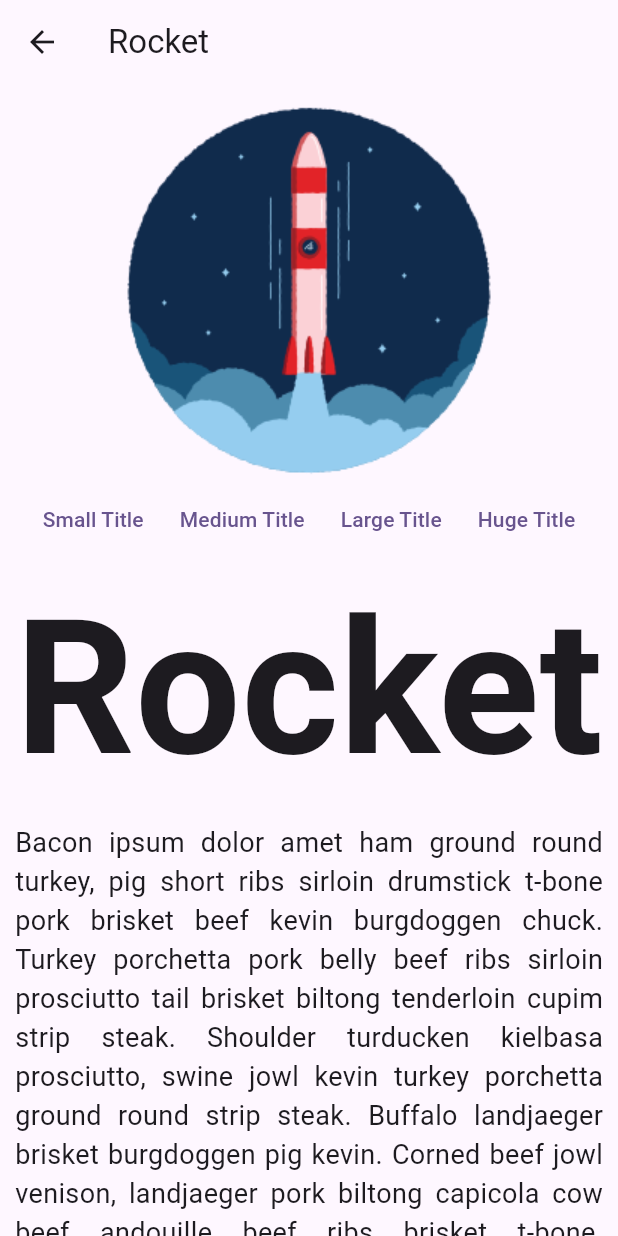
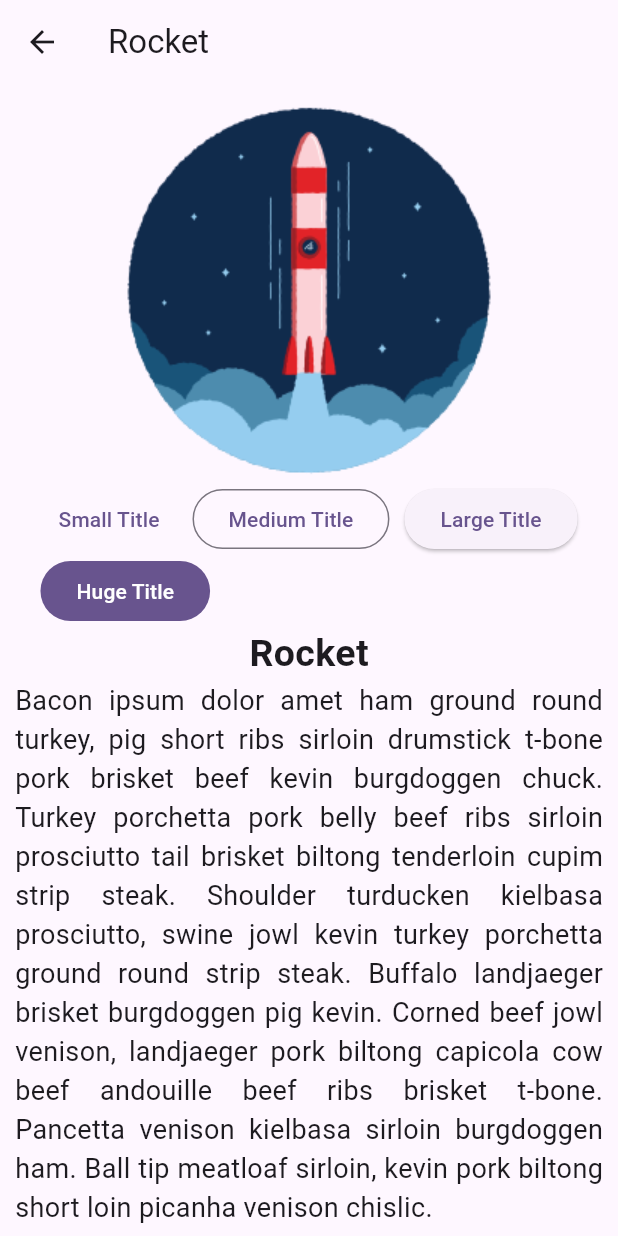
Before and after one commit to markprubin/flutter_app, a Flutter app: the screen it shows after launch, after a tap on "Rocket", on a phone screen of 412 x 824 dp. Run offline on Flutter 3.47's test engine with Material 2 defaults, Android fonts, the phone set to English and light mode, and no system bars.

Commit message:
set state on title size

```diff
--- a/lib/pages/description_page.dart
+++ b/lib/pages/description_page.dart
@@ -3,46 +3,70 @@ import 'package:flutter_app/class/item_class.dart';
 import 'package:flutter_app/core/constants.dart';
 import 'package:flutter_app/widget/card_widget.dart';
 
-class DescriptionPage extends StatelessWidget {
+class DescriptionPage extends StatefulWidget {
   const DescriptionPage({super.key, required this.box});
 
   final ItemClass box;
 
   @override
+  State<DescriptionPage> createState() => _DescriptionPageState();
+}
+
+class _DescriptionPageState extends State<DescriptionPage> {
+  double fontSizeCustom = 25;
+
+  @override
   Widget build(BuildContext context) {
     return Scaffold(
-      appBar: AppBar(title: Text(box.title)),
+      appBar: AppBar(title: Text(widget.box.title)),
       body: SingleChildScrollView(
         child: Padding(
           padding: const EdgeInsets.all(kDouble10),
           child: Column(
             children: [
-              Image.asset(box.imagePath),
+              Image.asset(widget.box.imagePath),
               Wrap(
+                spacing: kDouble10,
                 children: [
                   TextButton(
-                    onPressed: () {},
+                    onPressed: () {
+                      setState(() {
+                        fontSizeCustom = 25;
+                      });
+                    },
                     child: const Text("Small Title"),
                   ),
-                  TextButton(
-                    onPressed: () {},
+                  OutlinedButton(
+                    onPressed: () {
+                      setState(() {
+                        fontSizeCustom = 35;
+                      });
+                    },
                     child: const Text("Medium Title"),
                   ),
-                  TextButton(
-                    onPressed: () {},
+                  ElevatedButton(
+                    onPressed: () {
+                      setState(() {
+                        fontSizeCustom = 50;
+                      });
+                    },
                     child: const Text("Large Title"),
                   ),
-                  TextButton(
-                    onPressed: () {},
+                  FilledButton(
+                    onPressed: () {
+                      setState(() {
+                        fontSizeCustom = 200;
+                      });
+                    },
                     child: const Text("Huge Title"),
                   ),
                 ],
               ),
               FittedBox(
                 child: Text(
-                  box.title,
-                  style: const TextStyle(
-                      fontSize: 200, fontWeight: FontWeight.bold),
+                  widget.box.title,
+                  style: TextStyle(
+                      fontSize: fontSizeCustom, fontWeight: FontWeight.bold),
                 ),
               ),
               const Text(
```
